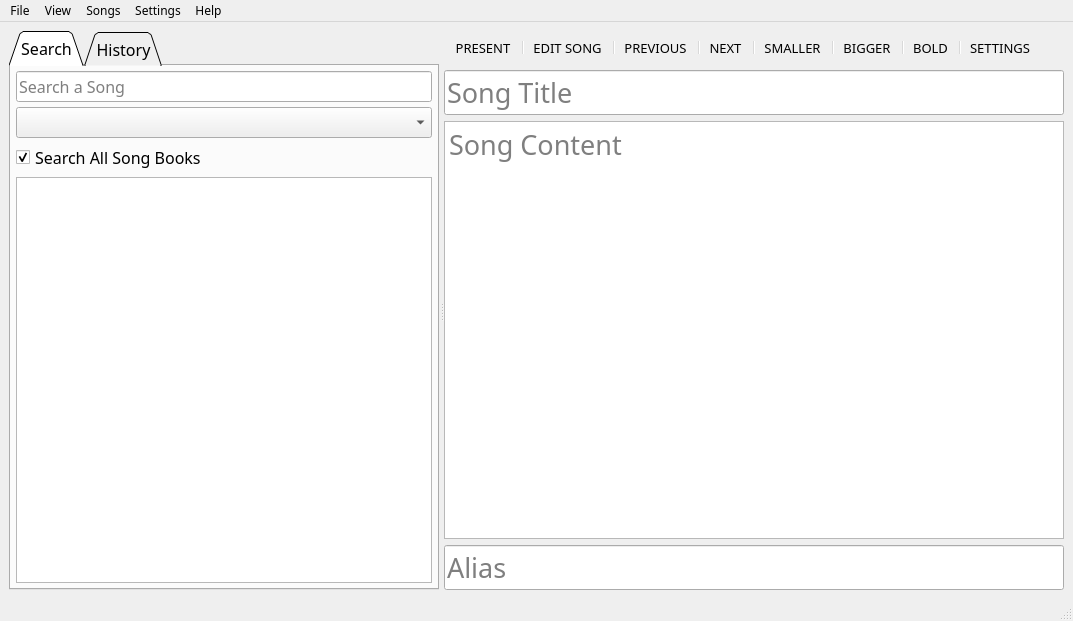
This is src/views/home_window.ui in Appsmata/vSongbook-Desktop as Qt 5 draws it before an edit. The edited form follows.
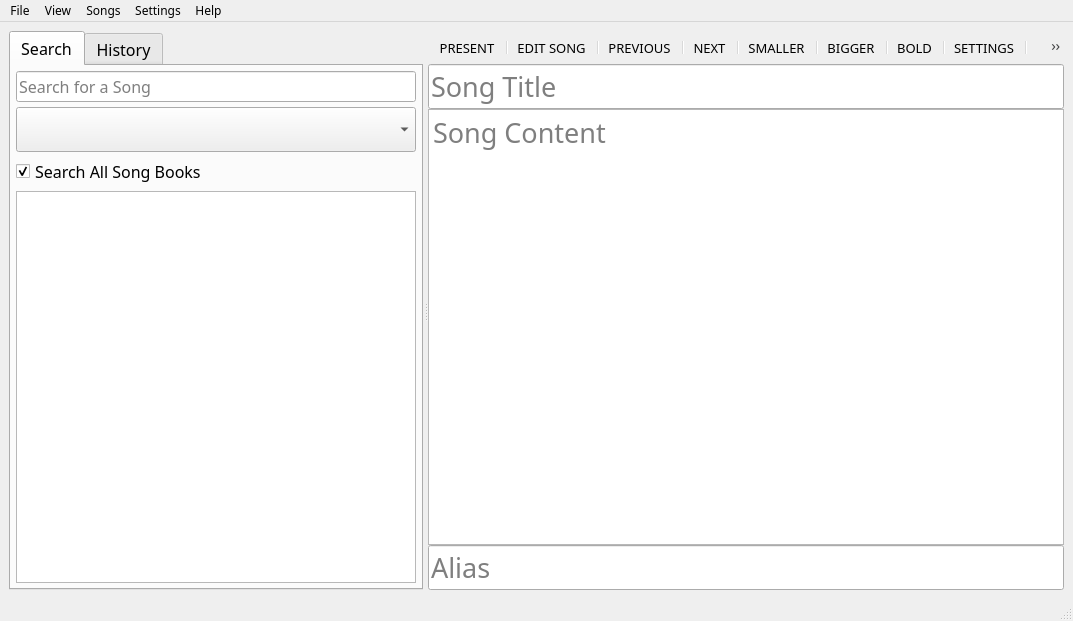
This is the edited form. Icons and pictures are not drawn.

Patch:
```diff
--- a/src/views/home_window.ui
+++ b/src/views/home_window.ui
@@ -52,8 +52,17 @@
       </property>
       <widget class="QWidget" name="verticalLayoutWidget_3">
        <layout class="QVBoxLayout" name="layoutLeft">
+        <property name="spacing">
+         <number>0</number>
+        </property>
         <item>
          <widget class="QTabWidget" name="tabLeft">
+          <property name="sizePolicy">
+           <sizepolicy hsizetype="Expanding" vsizetype="Expanding">
+            <horstretch>0</horstretch>
+            <verstretch>0</verstretch>
+           </sizepolicy>
+          </property>
           <property name="font">
            <font>
             <family>Trebuchet MS</family>
@@ -61,7 +70,7 @@
            </font>
           </property>
           <property name="tabShape">
-           <enum>QTabWidget::Triangular</enum>
+           <enum>QTabWidget::Rounded</enum>
           </property>
           <property name="currentIndex">
            <number>0</number>
@@ -101,7 +110,7 @@
                </font>
               </property>
               <property name="placeholderText">
-               <string>Search a Song</string>
+               <string>Search for a Song</string>
               </property>
               <property name="clearButtonEnabled">
                <bool>true</bool>
@@ -113,13 +122,21 @@
               <property name="font">
                <font>
                 <family>Trebuchet MS</family>
-                <pointsize>12</pointsize>
+                <pointsize>20</pointsize>
                </font>
               </property>
              </widget>
             </item>
             <item>
              <widget class="QCheckBox" name="chkSearchCriteria">
+              <property name="font">
+               <font>
+                <family>Trebuchet MS</family>
+                <pointsize>12</pointsize>
+                <weight>50</weight>
+                <bold>false</bold>
+               </font>
+              </property>
               <property name="text">
                <string>Search All Song Books</string>
               </property>
@@ -157,6 +174,9 @@
       </widget>
       <widget class="QWidget" name="verticalLayoutWidget_4">
        <layout class="QVBoxLayout" name="layoutRight">
+        <property name="spacing">
+         <number>0</number>
+        </property>
         <item>
          <widget class="QToolBar" name="toolBar">
           <property name="windowTitle">
@@ -177,6 +197,8 @@
           <addaction name="toolbarBold"/>
           <addaction name="separator"/>
           <addaction name="toolbarSettings"/>
+          <addaction name="separator"/>
+          <addaction name="actionDarkMode"/>
          </widget>
         </item>
         <item>
@@ -427,6 +449,36 @@
     <string>SETTINGS</string>
    </property>
   </action>
+  <action name="actionDarkMode">
+   <property name="checkable">
+    <bool>true</bool>
+   </property>
+   <property name="text">
+    <string>DARK MODE</string>
+   </property>
+  </action>
+  <action name="menuDarkMode">
+   <property name="checkable">
+    <bool>true</bool>
+   </property>
+   <property name="text">
+    <string>Dark Mode</string>
+   </property>
+   <property name="shortcut">
+    <string>Ctrl+D</string>
+   </property>
+  </action>
+  <action name="menuSearchAll">
+   <property name="checkable">
+    <bool>true</bool>
+   </property>
+   <property name="text">
+    <string>Search All Song Books</string>
+   </property>
+   <property name="toolTip">
+    <string>Search All Song Books</string>
+   </property>
+  </action>
  </widget>
  <resources>
   <include location="../res/icons/icons.qrc"/>
```
Left out of the diff: 17 changed lines with no effect on the pictures.
